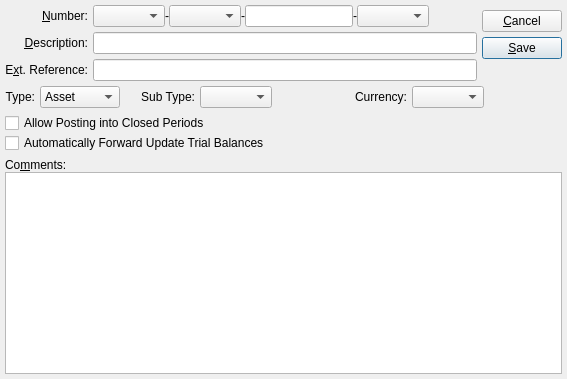
WooodHead/xtuple, file xtuple/trunk/guiclient/accountNumber.ui: the form before one commit.
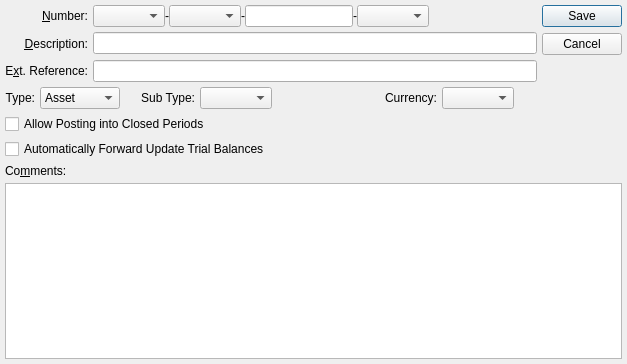
The form after the commit. Custom widgets are drawn as their Qt base class.

Commit message: Implement button box to conform with local style guidelines.

The edit to the form file:
```diff
--- a/xtuple/trunk/guiclient/accountNumber.ui
+++ b/xtuple/trunk/guiclient/accountNumber.ui
@@ -13,45 +13,15 @@
    <rect>
     <x>0</x>
     <y>0</y>
-    <width>567</width>
-    <height>379</height>
+    <width>627</width>
+    <height>364</height>
    </rect>
   </property>
   <property name="windowTitle">
    <string>Account Number</string>
   </property>
-  <layout class="QVBoxLayout">
-   <property name="spacing">
-    <number>5</number>
-   </property>
-   <property name="margin">
-    <number>5</number>
-   </property>
-   <item>
-    <layout class="QHBoxLayout">
-     <property name="spacing">
-      <number>5</number>
-     </property>
-     <property name="margin">
-      <number>0</number>
-     </property>
-     <item>
-      <layout class="QHBoxLayout">
-       <property name="spacing">
-        <number>5</number>
-       </property>
-       <property name="margin">
-        <number>0</number>
-       </property>
-       <item>
-        <layout class="QVBoxLayout">
-         <property name="spacing">
-          <number>5</number>
-         </property>
-         <property name="margin">
-          <number>0</number>
-         </property>
-         <item>
+  <layout class="QGridLayout" name="gridLayout">
+   <item row="0" column="0">
           <widget class="QLabel" name="_numberLit">
            <property name="text">
             <string>&amp;Number:</string>
@@ -64,58 +34,16 @@
            </property>
           </widget>
          </item>
-         <item>
-          <widget class="QLabel" name="_descriptionLit">
-           <property name="text">
-            <string>&amp;Description:</string>
-           </property>
-           <property name="alignment">
-            <set>Qt::AlignRight|Qt::AlignTrailing|Qt::AlignVCenter</set>
-           </property>
-           <property name="buddy">
-            <cstring>_description</cstring>
-           </property>
-          </widget>
-         </item>
-         <item>
-          <widget class="QLabel" name="_extReferenceLit">
-           <property name="text">
-            <string>E&amp;xt. Reference:</string>
-           </property>
-           <property name="alignment">
-            <set>Qt::AlignRight|Qt::AlignTrailing|Qt::AlignVCenter</set>
-           </property>
-           <property name="buddy">
-            <cstring>_extReference</cstring>
-           </property>
-          </widget>
-         </item>
-        </layout>
-       </item>
-       <item>
-        <layout class="QVBoxLayout">
-         <property name="spacing">
-          <number>5</number>
-         </property>
-         <property name="margin">
-          <number>0</number>
-         </property>
-         <item>
+   <item row="0" column="1">
           <layout class="QHBoxLayout">
            <property name="spacing">
             <number>0</number>
            </property>
-           <property name="margin">
-            <number>0</number>
-           </property>
            <item>
             <layout class="QHBoxLayout">
              <property name="spacing">
               <number>0</number>
              </property>
-             <property name="margin">
-              <number>0</number>
-             </property>
              <item>
               <widget class="XComboBox" name="_company">
                <property name="type">
@@ -208,87 +136,58 @@
            </item>
           </layout>
          </item>
-         <item>
+   <item row="0" column="2" rowspan="2">
+    <widget class="QDialogButtonBox" name="_buttonBox">
+     <property name="orientation">
+      <enum>Qt::Vertical</enum>
+     </property>
+     <property name="standardButtons">
+      <set>QDialogButtonBox::Cancel|QDialogButtonBox::Save</set>
+     </property>
+    </widget>
+   </item>
+   <item row="1" column="0">
+    <widget class="QLabel" name="_descriptionLit">
+     <property name="text">
+      <string>&amp;Description:</string>
+     </property>
+     <property name="alignment">
+      <set>Qt::AlignRight|Qt::AlignTrailing|Qt::AlignVCenter</set>
+     </property>
+     <property name="buddy">
+      <cstring>_description</cstring>
+     </property>
+    </widget>
+   </item>
+   <item row="1" column="1">
           <widget class="XLineEdit" name="_description"/>
          </item>
-         <item>
+   <item row="2" column="0">
+    <widget class="QLabel" name="_extReferenceLit">
+     <property name="text">
+      <string>E&amp;xt. Reference:</string>
+     </property>
+     <property name="alignment">
+      <set>Qt::AlignRight|Qt::AlignTrailing|Qt::AlignVCenter</set>
+     </property>
+     <property name="buddy">
+      <cstring>_extReference</cstring>
+     </property>
+    </widget>
+   </item>
+   <item row="2" column="1">
           <widget class="XLineEdit" name="_extReference"/>
          </item>
-        </layout>
-       </item>
-      </layout>
-     </item>
-     <item>
-      <layout class="QVBoxLayout">
-       <property name="spacing">
-        <number>0</number>
-       </property>
-       <property name="margin">
-        <number>0</number>
-       </property>
-       <item>
-        <layout class="QVBoxLayout">
-         <property name="spacing">
-          <number>5</number>
-         </property>
-         <property name="margin">
-          <number>0</number>
-         </property>
-         <item>
-          <widget class="QPushButton" name="_close">
-           <property name="text">
-            <string>&amp;Cancel</string>
-           </property>
-          </widget>
-         </item>
-         <item>
-          <widget class="QPushButton" name="_save">
-           <property name="text">
-            <string>&amp;Save</string>
-           </property>
-           <property name="default">
-            <bool>true</bool>
-           </property>
-          </widget>
-         </item>
-        </layout>
-       </item>
-       <item>
-        <spacer>
-         <property name="orientation">
-          <enum>Qt::Vertical</enum>
-         </property>
-         <property name="sizeType">
-          <enum>QSizePolicy::Preferred</enum>
-         </property>
-         <property name="sizeHint" stdset="0">
-          <size>
-           <width>16</width>
-           <height>16</height>
-          </size>
-         </property>
-        </spacer>
-       </item>
-      </layout>
-     </item>
-    </layout>
-   </item>
-   <item>
+   <item row="3" column="0" colspan="3">
     <layout class="QHBoxLayout">
      <property name="spacing">
       <number>5</number>
      </property>
-     <property name="margin">
-      <number>0</number>
-     </property>
      <item>
       <layout class="QHBoxLayout">
        <property name="spacing">
         <number>5</number>
        </property>
-       <property name="margin">
-        <number>0</number>
-       </property>
        <item>
         <widget class="QLabel" name="_typeLit">
          <property name="text">
@@ -351,9 +250,6 @@
        <property name="spacing">
         <number>5</number>
        </property>
-       <property name="margin">
-        <number>0</number>
-       </property>
        <item>
         <widget class="QLabel" name="_subTypeLit">
          <property name="text">
@@ -390,9 +286,6 @@
        <property name="spacing">
         <number>5</number>
        </property>
-       <property name="margin">
-        <number>0</number>
-       </property>
        <item>
         <widget class="QLabel" name="_currencyLit">
          <property name="text">
@@ -430,59 +323,21 @@
      </item>
     </layout>
    </item>
-   <item>
-    <layout class="QVBoxLayout">
-     <property name="spacing">
-      <number>0</number>
-     </property>
-     <property name="margin">
-      <number>0</number>
-     </property>
-     <item>
-      <layout class="QHBoxLayout">
-       <property name="spacing">
-        <number>0</number>
-       </property>
-       <property name="margin">
-        <number>0</number>
-       </property>
-       <item>
+   <item row="4" column="0" colspan="2">
         <widget class="QCheckBox" name="_postIntoClosed">
          <property name="text">
           <string>Allow Posting into Closed Periods</string>
          </property>
         </widget>
        </item>
-      </layout>
-     </item>
-     <item>
-      <layout class="QHBoxLayout">
-       <property name="spacing">
-        <number>0</number>
-       </property>
-       <property name="margin">
-        <number>0</number>
-       </property>
-       <item>
+   <item row="5" column="0" colspan="2">
         <widget class="QCheckBox" name="_forwardUpdate">
          <property name="text">
           <string>Automatically Forward Update Trial Balances</string>
          </property>
         </widget>
        </item>
-      </layout>
-     </item>
-    </layout>
-   </item>
-   <item>
-    <layout class="QVBoxLayout">
-     <property name="spacing">
-      <number>0</number>
-     </property>
-     <property name="margin">
-      <number>0</number>
-     </property>
-     <item>
+   <item row="6" column="0">
       <widget class="QLabel" name="_commentsLit">
        <property name="text">
         <string>Co&amp;mments:</string>
@@ -492,14 +347,8 @@
        </property>
       </widget>
      </item>
-     <item>
-      <widget class="XTextEdit" name="_comments">
-       <property name="spellEnable">
-        <bool>true</bool>
-       </property>
-      </widget>
-     </item>
-    </layout>
+   <item row="7" column="0" colspan="3">
+    <widget class="QTextEdit" name="_comments"/>
    </item>
   </layout>
  </widget>
@@ -515,11 +364,7 @@
    <class>XLineEdit</class>
    <extends>QLineEdit</extends>
    <header>xlineedit.h</header>
-  </customwidget>
-  <customwidget>
-   <class>XTextEdit</class>
-   <extends>QTextEdit</extends>
-   <header>xtextedit.h</header>
+   <container>1</container>
   </customwidget>
  </customwidgets>
  <tabstops>
```
Left out of the diff: 21 changed lines with no effect on the pictures. Lines whose indentation alone changed are shown as unchanged. The commit also changes 9 other files.
